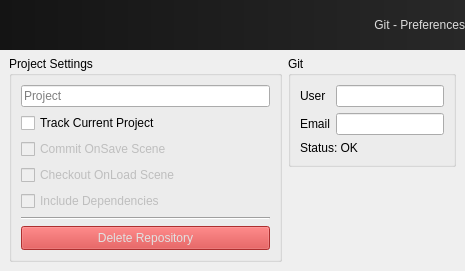
Qt form gitforsoftimage/layout/ui/prefs.ui (csaez/gitforsoftimage) before a commit.
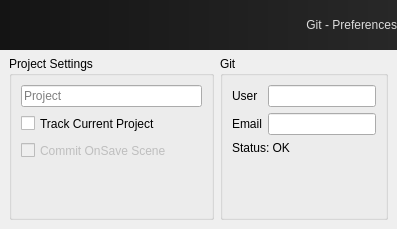
The same form after that commit.

Commit message: v0.2.1 - prefs are working now

```diff
--- a/gitforsoftimage/layout/ui/prefs.ui
+++ b/gitforsoftimage/layout/ui/prefs.ui
@@ -6,8 +6,8 @@
    <rect>
     <x>0</x>
     <y>0</y>
-    <width>465</width>
-    <height>255</height>
+    <width>397</width>
+    <height>229</height>
    </rect>
   </property>
   <property name="windowTitle">
@@ -123,72 +123,20 @@
             </property>
            </widget>
           </item>
-          <item>
-           <widget class="QCheckBox" name="checkout_checkBox">
-            <property name="enabled">
-             <bool>false</bool>
-            </property>
-            <property name="sizePolicy">
-             <sizepolicy hsizetype="Minimum" vsizetype="Expanding">
-              <horstretch>0</horstretch>
-              <verstretch>0</verstretch>
-             </sizepolicy>
-            </property>
-            <property name="text">
-             <string>Checkout OnLoad Scene</string>
-            </property>
-           </widget>
-          </item>
-          <item>
-           <widget class="QCheckBox" name="dependencies_checkBox">
-            <property name="enabled">
-             <bool>false</bool>
-            </property>
-            <property name="sizePolicy">
-             <sizepolicy hsizetype="Minimum" vsizetype="Expanding">
-              <horstretch>0</horstretch>
-              <verstretch>0</verstretch>
-             </sizepolicy>
-            </property>
-            <property name="text">
-             <string>Include Dependencies</string>
-            </property>
-           </widget>
-          </item>
          </layout>
         </item>
         <item>
-         <widget class="Line" name="project_line">
+         <spacer name="git_spacer">
           <property name="orientation">
-           <enum>Qt::Horizontal</enum>
+           <enum>Qt::Vertical</enum>
           </property>
-         </widget>
-        </item>
-        <item>
-         <widget class="QToolButton" name="deleterepo_button">
-          <property name="enabled">
-           <bool>false</bool>
-          </property>
-          <property name="sizePolicy">
-           <sizepolicy hsizetype="Expanding" vsizetype="Fixed">
-            <horstretch>0</horstretch>
-            <verstretch>0</verstretch>
-           </sizepolicy>
-          </property>
-          <property name="minimumSize">
+          <property name="sizeHint" stdset="0">
            <size>
-            <width>0</width>
-            <height>24</height>
+            <width>20</width>
+            <height>40</height>
            </size>
           </property>
-          <property name="styleSheet">
-           <string notr="true">background-color: rgb(212, 57, 57);
-color: rgb(225, 225, 225);</string>
-          </property>
-          <property name="text">
-           <string>Delete Repository</string>
-          </property>
-         </widget>
+         </spacer>
         </item>
        </layout>
       </widget>
@@ -246,22 +194,22 @@
             </property>
            </widget>
           </item>
+          <item>
+           <spacer name="git_spacer_2">
+            <property name="orientation">
+             <enum>Qt::Vertical</enum>
+            </property>
+            <property name="sizeHint" stdset="0">
+             <size>
+              <width>20</width>
+              <height>40</height>
+             </size>
+            </property>
+           </spacer>
+          </item>
          </layout>
         </widget>
        </item>
-       <item>
-        <spacer name="git_spacer">
-         <property name="orientation">
-          <enum>Qt::Vertical</enum>
-         </property>
-         <property name="sizeHint" stdset="0">
-          <size>
-           <width>20</width>
-           <height>40</height>
-          </size>
-         </property>
-        </spacer>
-       </item>
       </layout>
      </item>
     </layout>
```
Left out of the diff: 20 changed lines with no effect on the pictures. The commit also changes 8 other files.
